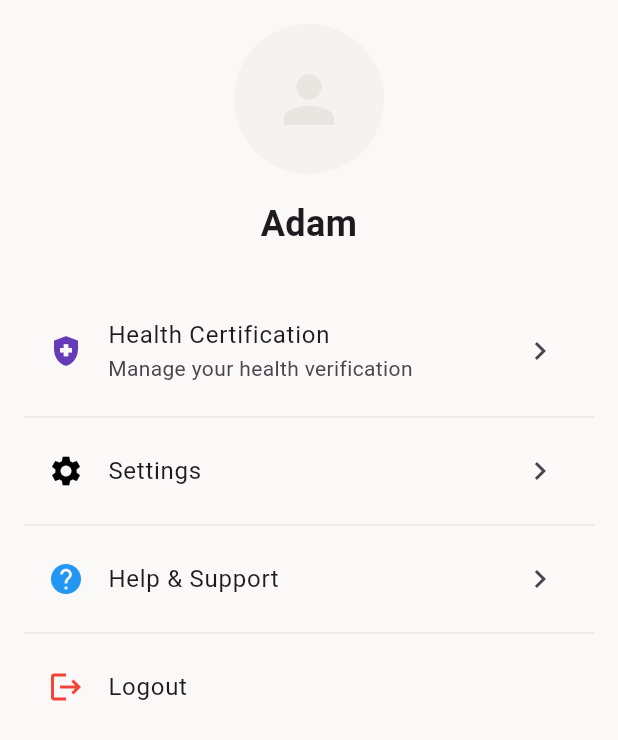
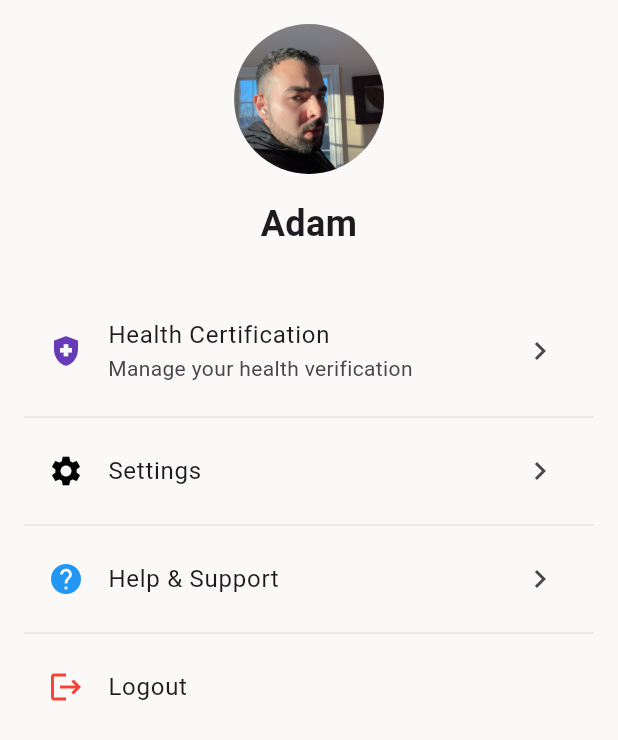
Before and after one commit to adhfarg/lume2, a Flutter app: the ProfileScreen screen opened directly, on a phone screen of 412 x 824 dp. Shown: the top 740 px of the screen. Run offline on Flutter 3.47's test engine with Material 3 defaults, Android fonts, the phone set to English and light mode, and no system bars; our stand-ins replace card_swiper, dio, image_picker.

Commit message:
Profile Image Updated

```diff
--- a/lib/screens/profile_screen.dart
+++ b/lib/screens/profile_screen.dart
@@ -19,10 +19,13 @@ class ProfileScreen extends StatelessWidget {
             CircleAvatar(
               radius: 50,
               backgroundColor: sandColorLight,
-              child: Icon(
-                Icons.person,
-                size: 50,
-                color: Color(0xFFE8E6E1),
+              child: ClipOval(
+                child: Image.asset(
+                  'assets/images/user1.jpg',
+                  width: 100,
+                  height: 100,
+                  fit: BoxFit.cover,
+                ),
               ),
             ),
             SizedBox(height: 16),
```
